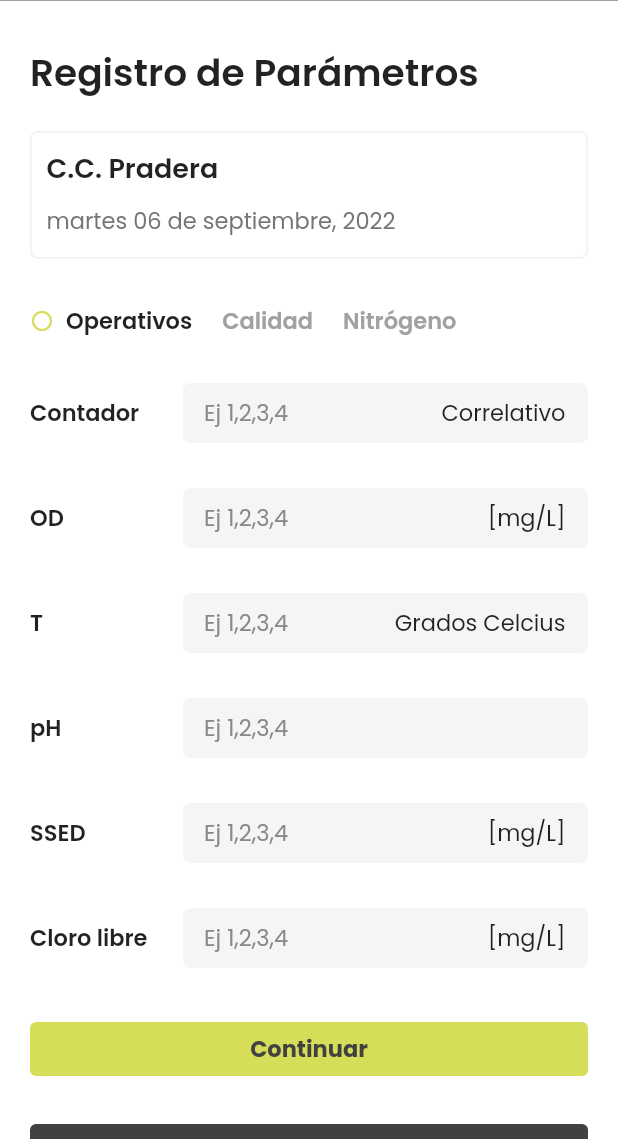
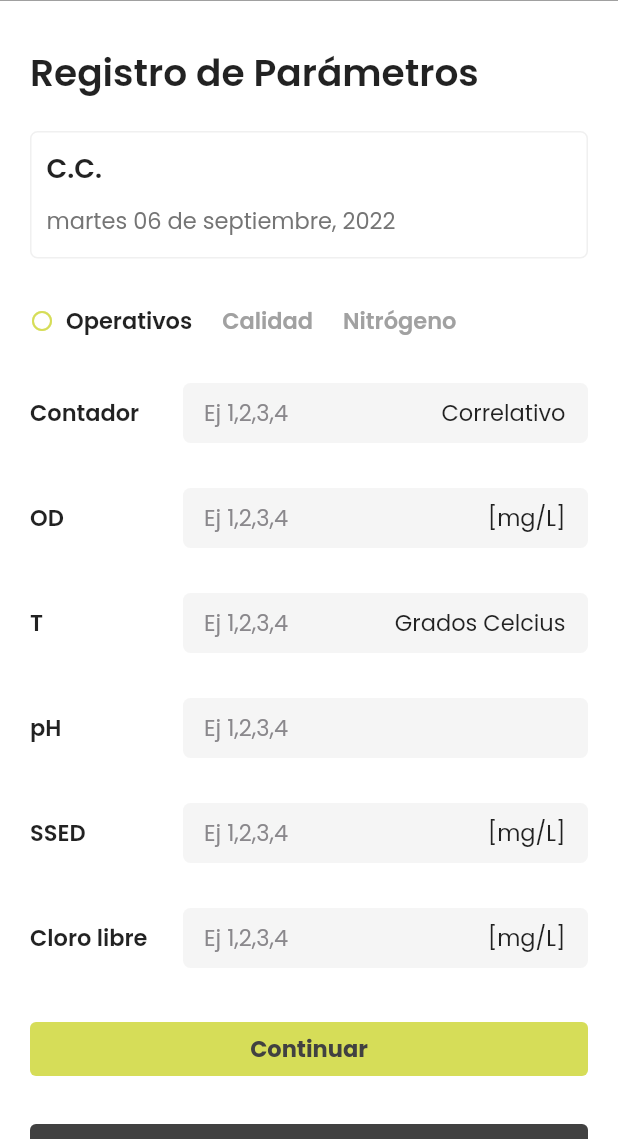
Before and after one commit to GEnriqueGT/plantas_flutter, a Flutter app: the DetailsPage screen opened directly with empty values, after a tap on the "add" icon, on a phone screen of 412 x 824 dp, the part 97-1236 px from its top. Run offline on Flutter 3.47's test engine with Material 2 defaults, Android fonts, the phone set to English and light mode, and no system bars.

Commit message:
pagina registro

```diff
--- a/lib/src/ui/details_page.dart
+++ b/lib/src/ui/details_page.dart
@@ -49,7 +49,9 @@ class DetailsPage extends StatelessWidget {
                     );
                   },
                   pageBuilder: ((context, animation, secondaryAnimation) {
-                    return RegisterParametersPage();
+                    return RegisterParametersPage(
+                      mallName: mallName,
+                    );
                   })),
             );
           },
--- a/lib/src/ui/register_page.dart
+++ b/lib/src/ui/register_page.dart
@@ -6,7 +6,8 @@ import 'package:intl/date_symbol_data_local.dart';
 import 'package:plantas/src/ui/malls_page.dart';
 
 class RegisterParametersPage extends StatefulWidget {
-  RegisterParametersPage({Key? key}) : super(key: key);
+  final String mallName;
+  RegisterParametersPage({Key? key, required this.mallName}) : super(key: key);
 
   @override
   RregisterParametersPageState createState() => RregisterParametersPageState();
@@ -18,7 +19,7 @@ class RregisterParametersPageState extends State<RegisterParametersPage> {
     return Scaffold(
       appBar: appBarLogo(context),
       body: ListView(
-        children: [titulo(context), Formulario(context)],
+        children: [titulo(context, widget.mallName), Formulario(context)],
       ),
     );
   }
@@ -39,7 +40,7 @@ appBarLogo(BuildContext context) {
   );
 }
 
-Widget titulo(BuildContext context) {
+Widget titulo(BuildContext context, mallName) {
   initializeDateFormatting();
   return Column(
     crossAxisAlignment: CrossAxisAlignment.start,
@@ -70,7 +71,7 @@ Widget titulo(BuildContext context) {
               Padding(
                 padding: const EdgeInsets.fromLTRB(10, 10, 0, 0),
                 child: Text(
-                  "C.C. Pradera",
+                  "C.C. $mallName",
                   style: TextStyle(
                     fontWeight: FontWeight.w600,
                     fontSize: 18,
```
